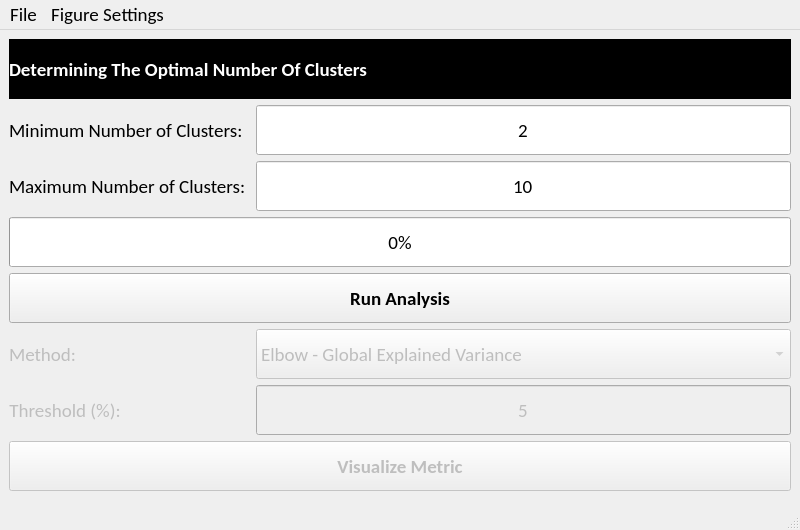
Old version of the form EEG_COMET/ui/OptimizerVisualizationWindow.ui in the repository eeg-comet/eeg-comet.
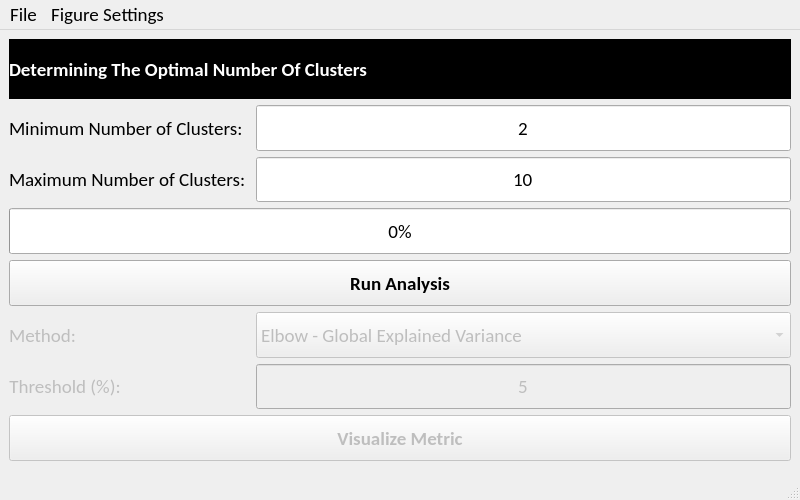
New version of the form.

Patch:
```diff
--- a/EEG_COMET/ui/OptimizerVisualizationWindow.ui
+++ b/EEG_COMET/ui/OptimizerVisualizationWindow.ui
@@ -26,13 +26,19 @@
       <property name="sizePolicy">
        <sizepolicy hsizetype="Maximum" vsizetype="Preferred">
         <horstretch>0</horstretch>
-        <verstretch>20</verstretch>
+        <verstretch>0</verstretch>
        </sizepolicy>
       </property>
       <property name="minimumSize">
        <size>
         <width>0</width>
-        <height>50</height>
+        <height>40</height>
+       </size>
+      </property>
+      <property name="maximumSize">
+       <size>
+        <width>16777215</width>
+        <height>60</height>
        </size>
       </property>
       <property name="font">
@@ -51,13 +57,19 @@
       <property name="sizePolicy">
        <sizepolicy hsizetype="Maximum" vsizetype="Preferred">
         <horstretch>0</horstretch>
-        <verstretch>20</verstretch>
+        <verstretch>0</verstretch>
        </sizepolicy>
       </property>
       <property name="minimumSize">
        <size>
         <width>0</width>
-        <height>50</height>
+        <height>40</height>
+       </size>
+      </property>
+      <property name="maximumSize">
+       <size>
+        <width>16777215</width>
+        <height>60</height>
        </size>
       </property>
       <property name="font">
@@ -76,13 +88,19 @@
       <property name="sizePolicy">
        <sizepolicy hsizetype="Expanding" vsizetype="Preferred">
         <horstretch>0</horstretch>
-        <verstretch>20</verstretch>
+        <verstretch>0</verstretch>
        </sizepolicy>
       </property>
       <property name="minimumSize">
        <size>
         <width>0</width>
-        <height>50</height>
+        <height>40</height>
+       </size>
+      </property>
+      <property name="maximumSize">
+       <size>
+        <width>16777215</width>
+        <height>60</height>
        </size>
       </property>
       <property name="font">
@@ -101,13 +119,19 @@
       <property name="sizePolicy">
        <sizepolicy hsizetype="Preferred" vsizetype="Preferred">
         <horstretch>0</horstretch>
-        <verstretch>20</verstretch>
+        <verstretch>0</verstretch>
        </sizepolicy>
       </property>
       <property name="minimumSize">
        <size>
         <width>0</width>
-        <height>50</height>
+        <height>40</height>
+       </size>
+      </property>
+      <property name="maximumSize">
+       <size>
+        <width>16777215</width>
+        <height>60</height>
        </size>
       </property>
       <property name="font">
@@ -134,13 +158,19 @@
       <property name="sizePolicy">
        <sizepolicy hsizetype="Preferred" vsizetype="Preferred">
         <horstretch>0</horstretch>
-        <verstretch>20</verstretch>
+        <verstretch>0</verstretch>
        </sizepolicy>
       </property>
       <property name="minimumSize">
        <size>
         <width>0</width>
-        <height>50</height>
+        <height>40</height>
+       </size>
+      </property>
+      <property name="maximumSize">
+       <size>
+        <width>16777215</width>
+        <height>60</height>
        </size>
       </property>
       <property name="font">
@@ -204,13 +234,19 @@
       <property name="sizePolicy">
        <sizepolicy hsizetype="Preferred" vsizetype="Preferred">
         <horstretch>0</horstretch>
-        <verstretch>20</verstretch>
+        <verstretch>0</verstretch>
        </sizepolicy>
       </property>
       <property name="minimumSize">
        <size>
         <width>0</width>
-        <height>50</height>
+        <height>40</height>
+       </size>
+      </property>
+      <property name="maximumSize">
+       <size>
+        <width>16777215</width>
+        <height>60</height>
        </size>
       </property>
       <property name="font">
@@ -240,13 +276,19 @@
       <property name="sizePolicy">
        <sizepolicy hsizetype="Maximum" vsizetype="Preferred">
         <horstretch>0</horstretch>
-        <verstretch>20</verstretch>
+        <verstretch>0</verstretch>
        </sizepolicy>
       </property>
       <property name="minimumSize">
        <size>
         <width>0</width>
-        <height>50</height>
+        <height>40</height>
+       </size>
+      </property>
+      <property name="maximumSize">
+       <size>
+        <width>16777215</width>
+        <height>60</height>
        </size>
       </property>
       <property name="font">
@@ -271,13 +313,19 @@
       <property name="sizePolicy">
        <sizepolicy hsizetype="Maximum" vsizetype="Preferred">
         <horstretch>0</horstretch>
-        <verstretch>20</verstretch>
+        <verstretch>0</verstretch>
        </sizepolicy>
       </property>
       <property name="minimumSize">
        <size>
         <width>0</width>
-        <height>50</height>
+        <height>40</height>
+       </size>
+      </property>
+      <property name="maximumSize">
+       <size>
+        <width>16777215</width>
+        <height>60</height>
        </size>
       </property>
       <property name="font">
@@ -302,13 +350,19 @@
       <property name="sizePolicy">
        <sizepolicy hsizetype="Preferred" vsizetype="Preferred">
         <horstretch>0</horstretch>
-        <verstretch>20</verstretch>
+        <verstretch>0</verstretch>
        </sizepolicy>
       </property>
       <property name="minimumSize">
        <size>
         <width>0</width>
-        <height>50</height>
+        <height>40</height>
+       </size>
+      </property>
+      <property name="maximumSize">
+       <size>
+        <width>16777215</width>
+        <height>60</height>
        </size>
       </property>
       <property name="font">
@@ -333,13 +387,19 @@
       <property name="sizePolicy">
        <sizepolicy hsizetype="Preferred" vsizetype="Preferred">
         <horstretch>0</horstretch>
-        <verstretch>20</verstretch>
+        <verstretch>0</verstretch>
        </sizepolicy>
       </property>
       <property name="minimumSize">
        <size>
         <width>0</width>
-        <height>50</height>
+        <height>40</height>
+       </size>
+      </property>
+      <property name="maximumSize">
+       <size>
+        <width>16777215</width>
+        <height>60</height>
        </size>
       </property>
       <property name="font">
@@ -393,13 +453,19 @@
       <property name="sizePolicy">
        <sizepolicy hsizetype="Preferred" vsizetype="Preferred">
         <horstretch>0</horstretch>
-        <verstretch>20</verstretch>
+        <verstretch>0</verstretch>
        </sizepolicy>
       </property>
       <property name="minimumSize">
        <size>
         <width>0</width>
-        <height>50</height>
+        <height>40</height>
+       </size>
+      </property>
+      <property name="maximumSize">
+       <size>
+        <width>16777215</width>
+        <height>60</height>
        </size>
       </property>
       <property name="font">
```
